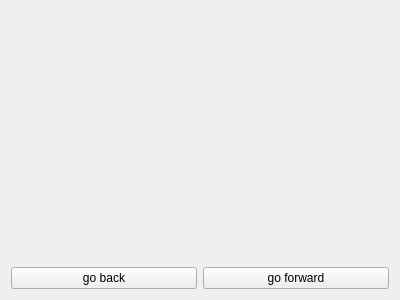
Above: MazeView/moovewidget.ui from Isachenko/Maze before the change. Below: the same form after it.
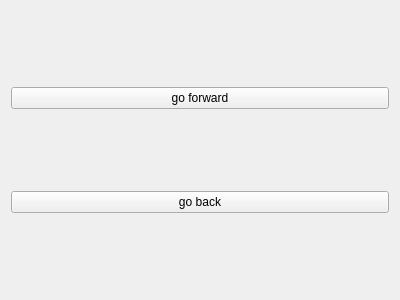
That is the form after the change.

The edit to the form file:
```diff
--- a/MazeView/moovewidget.ui
+++ b/MazeView/moovewidget.ui
@@ -13,19 +13,9 @@
   <property name="windowTitle">
    <string>Form</string>
   </property>
-  <layout class="QVBoxLayout" name="verticalLayout" stretch="1,0">
+  <layout class="QHBoxLayout" name="horizontalLayout" stretch="1,0">
    <item>
-    <layout class="QHBoxLayout" name="directionLayout"/>
-   </item>
-   <item>
-    <layout class="QHBoxLayout" name="moveLayout">
-     <item>
-      <widget class="QPushButton" name="goBackButton">
-       <property name="text">
-        <string>go back</string>
-       </property>
-      </widget>
-     </item>
+    <layout class="QVBoxLayout" name="verticalLayout">
      <item>
       <widget class="QPushButton" name="goForwardButton">
        <property name="text">
@@ -33,8 +23,18 @@
        </property>
       </widget>
      </item>
+     <item>
+      <widget class="QPushButton" name="goBackButton">
+       <property name="text">
+        <string>go back</string>
+       </property>
+      </widget>
+     </item>
     </layout>
    </item>
+   <item>
+    <layout class="QHBoxLayout" name="directionLayout"/>
+   </item>
   </layout>
  </widget>
  <resources/>
```
